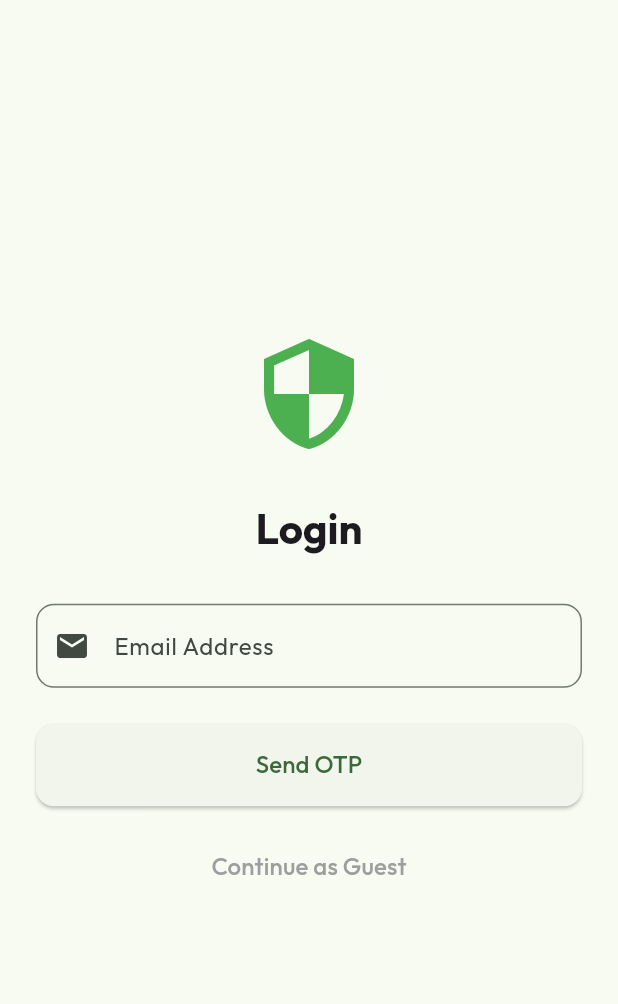
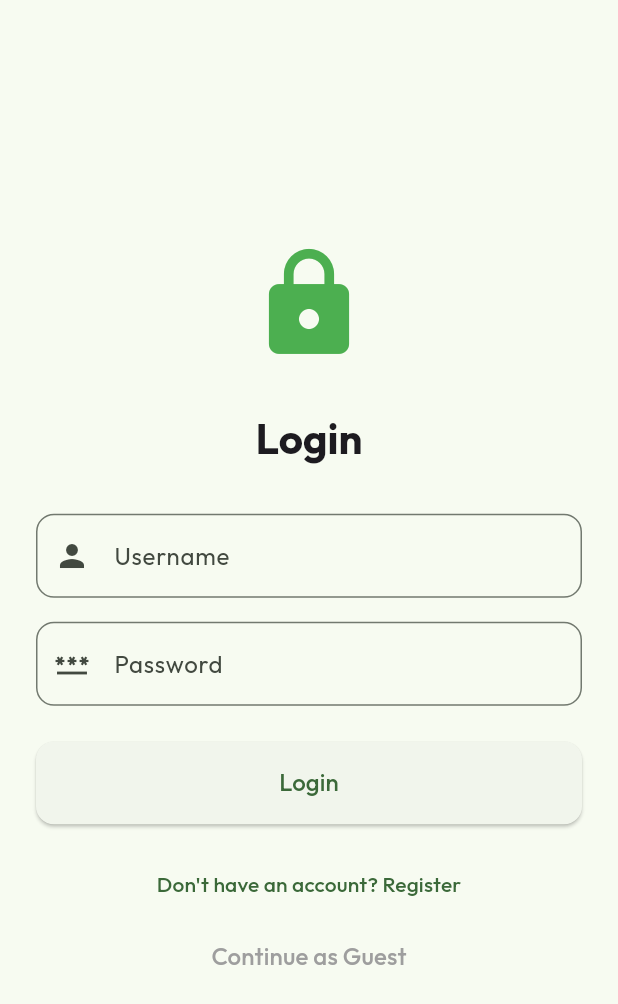
Before and after one commit to Suppa7050/What-not-to-eat, a Flutter app: the screen it shows after launch, on a phone screen of 412 x 824 dp. Shown: the top 1004 px of the screen. Run offline on Flutter 3.47's test engine with Material 3 defaults, Android fonts, the phone set to English and light mode, and no system bars; our stand-ins replace dio, flutter_dotenv, flutter_riverpod, go_router, google_fonts, image_cropper and 3 more.

Commit message:
username login

```diff
--- a/frontend/lib/core/router/app_router.dart
+++ b/frontend/lib/core/router/app_router.dart
@@ -5,7 +5,6 @@ import 'package:flutter_riverpod/flutter_riverpod.dart';
 // Import screens (to be created)
 import '../../features/auth/presentation/splash_screen.dart';
 import '../../features/auth/presentation/login_screen.dart';
-import '../../features/auth/presentation/otp_screen.dart';
 import '../../features/profile/presentation/profile_setup_screen.dart';
 import '../../features/home/presentation/home_screen.dart';
 import '../../features/scan/presentation/scan_screen.dart';
@@ -25,13 +24,7 @@ final routerProvider = Provider<GoRouter>((ref) {
         path: '/login',
         builder: (context, state) => const LoginScreen(),
       ),
-      GoRoute(
-        path: '/otp',
-        builder: (context, state) {
-          final email = state.extra as String? ?? '';
-          return OtpScreen(email: email);
-        }
-      ),
+
       GoRoute(
         path: '/profile-setup',
         builder: (context, state) => const ProfileSetupScreen(),
--- a/frontend/lib/features/auth/data/auth_repository.dart
+++ b/frontend/lib/features/auth/data/auth_repository.dart
@@ -13,27 +13,45 @@ class AuthRepository {
 
   AuthRepository(this._dio);
 
-  Future<void> sendOtp(String email) async {
+  Future<void> login(String username, String password) async {
     try {
-      await _dio.post('/auth/send-otp', data: {'email': email});
-    } catch (e) {
-      throw Exception('Failed to send OTP: $e');
-    }
-  }
-
-  Future<void> verifyOtp(String email, String code) async {
-    try {
-      final response = await _dio.post('/auth/verify-otp', data: {
-        'email': email,
-        'code': code,
+      final response = await _dio.post('/auth/login', data: {
+        'username': username,
+        'password': password,
       });
       final token = response.data['token'];
       if (token != null) {
         final prefs = await SharedPreferences.getInstance();
         await prefs.setString('jwt_token', token);
       }
+    } on DioException catch (e) {
+      if (e.response != null && e.response!.data != null) {
+        throw Exception(e.response!.data['error'] ?? 'Failed to login');
+      }
+      throw Exception('Failed to login: $e');
     } catch (e) {
-      throw Exception('Failed to verify OTP: $e');
+      throw Exception('Failed to login: $e');
+    }
+  }
+
+  Future<void> register(String username, String password) async {
+    try {
+      final response = await _dio.post('/auth/register', data: {
+        'username': username,
+        'password': password,
+      });
+      final token = response.data['token'];
+      if (token != null) {
+        final prefs = await SharedPreferences.getInstance();
+        await prefs.setString('jwt_token', token);
+      }
+    } on DioException catch (e) {
+      if (e.response != null && e.response!.data != null) {
+        throw Exception(e.response!.data['error'] ?? 'Failed to register');
+      }
+      throw Exception('Failed to register: $e');
+    } catch (e) {
+      throw Exception('Failed to register: $e');
     }
   }
 }
--- a/frontend/lib/features/auth/presentation/login_screen.dart
+++ b/frontend/lib/features/auth/presentation/login_screen.dart
@@ -11,29 +11,42 @@ class LoginScreen extends ConsumerStatefulWidget {
 }
 
 class _LoginScreenState extends ConsumerState<LoginScreen> {
-  final _emailController = TextEditingController();
+  final _usernameController = TextEditingController();
+  final _passwordController = TextEditingController();
   bool _isLoading = false;
+  bool _isLogin = true; // Toggle between Login and Register
 
-  Future<void> _verifyEmail() async {
+  Future<void> _submit() async {
     setState(() => _isLoading = true);
 
-    final email = _emailController.text.trim();
-    if (email.isEmpty || !email.contains('@')) {
-      ScaffoldMessenger.of(context).showSnackBar(const SnackBar(content: Text('Please enter a valid email')));
+    final username = _usernameController.text.trim();
+    final password = _passwordController.text;
+
+    if (username.isEmpty || password.isEmpty) {
+      ScaffoldMessenger.of(context).showSnackBar(const SnackBar(content: Text('Please fill all fields')));
       setState(() => _isLoading = false);
       return;
     }
 
     try {
-      await ref.read(authRepositoryProvider).sendOtp(email);
+      if (_isLogin) {
+        await ref.read(authRepositoryProvider).login(username, password);
+      } else {
+        await ref.read(authRepositoryProvider).register(username, password);
+      }
+
       if (mounted) {
         setState(() => _isLoading = false);
-        context.push('/otp', extra: email);
+        context.go('/splash'); // Go back to splash to fetch profile and route properly
       }
     } catch (e) {
       if (mounted) {
         setState(() => _isLoading = false);
-        ScaffoldMessenger.of(context).showSnackBar(SnackBar(content: Text('Error: $e')));
+        String errorMessage = e.toString();
+        if (errorMessage.startsWith('Exception: ')) {
+          errorMessage = errorMessage.substring(11);
+        }
+        ScaffoldMessenger.of(context).showSnackBar(SnackBar(content: Text(errorMessage)));
       }
     }
   }
@@ -48,35 +61,56 @@ class _LoginScreenState extends ConsumerState<LoginScreen> {
             mainAxisAlignment: MainAxisAlignment.center,
             crossAxisAlignment: CrossAxisAlignment.stretch,
             children: [
-              const Icon(Icons.security, size: 80, color: Colors.green),
+              const Icon(Icons.lock, size: 80, color: Colors.green),
               const SizedBox(height: 32),
               Text(
-                'Login',
+                _isLogin ? 'Login' : 'Create Account',
                 style: Theme.of(context).textTheme.headlineMedium?.copyWith(fontWeight: FontWeight.bold),
                 textAlign: TextAlign.center,
               ),
               const SizedBox(height: 32),
               TextField(
-                controller: _emailController,
-                keyboardType: TextInputType.emailAddress,
+                controller: _usernameController,
+                keyboardType: TextInputType.text,
                 decoration: InputDecoration(
-                  labelText: 'Email Address',
+                  labelText: 'Username',
                   border: OutlineInputBorder(borderRadius: BorderRadius.circular(12)),
-                  prefixIcon: const Icon(Icons.email),
+                  prefixIcon: const Icon(Icons.person),
+                ),
+              ),
+              const SizedBox(height: 16),
+              TextField(
+                controller: _passwordController,
+                obscureText: true,
+                decoration: InputDecoration(
+                  labelText: 'Password',
+                  border: OutlineInputBorder(borderRadius: BorderRadius.circular(12)),
+                  prefixIcon: const Icon(Icons.password),
                 ),
               ),
               const SizedBox(height: 24),
               ElevatedButton(
-                onPressed: _isLoading ? null : _verifyEmail,
+                onPressed: _isLoading ? null : _submit,
                 style: ElevatedButton.styleFrom(
                   padding: const EdgeInsets.symmetric(vertical: 16),
                   shape: RoundedRectangleBorder(borderRadius: BorderRadius.circular(12)),
                 ),
                 child: _isLoading
                     ? const SizedBox(height: 20, width: 20, child: CircularProgressIndicator(strokeWidth: 2))
-                    : const Text('Send OTP', style: TextStyle(fontSize: 16)),
+                    : Text(_isLogin ? 'Login' : 'Register', style: const TextStyle(fontSize: 16)),
               ),
               const SizedBox(height: 16),
+              TextButton(
+                onPressed: () {
+                  setState(() {
+                    _isLogin = !_isLogin;
+                  });
+                },
+                child: Text(
+                  _isLogin ? "Don't have an account? Register" : "Already have an account? Login",
+                  style: const TextStyle(fontSize: 14)
+                ),
+              ),
               TextButton(
                 onPressed: () {
                   context.go('/profile-setup');
```
Also changed, not shown: frontend/lib/features/auth/presentation/otp_screen.dart (deleted, +0 -86 lines), frontend/lib/features/profile/domain/user_profile.g.dart, 5 other files.
